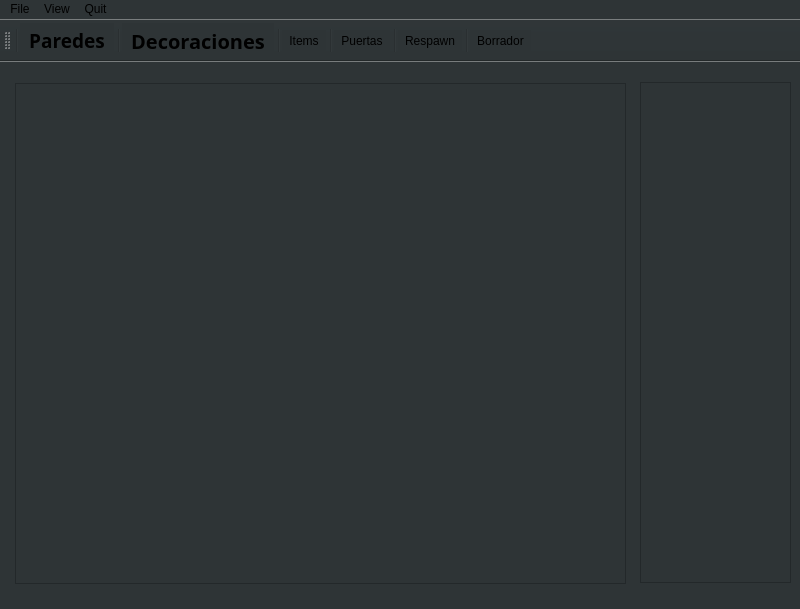
First picture: the form in qt/editor/editor.ui, repository joaquinfontela/Wolfenstein-3D, before the edit.
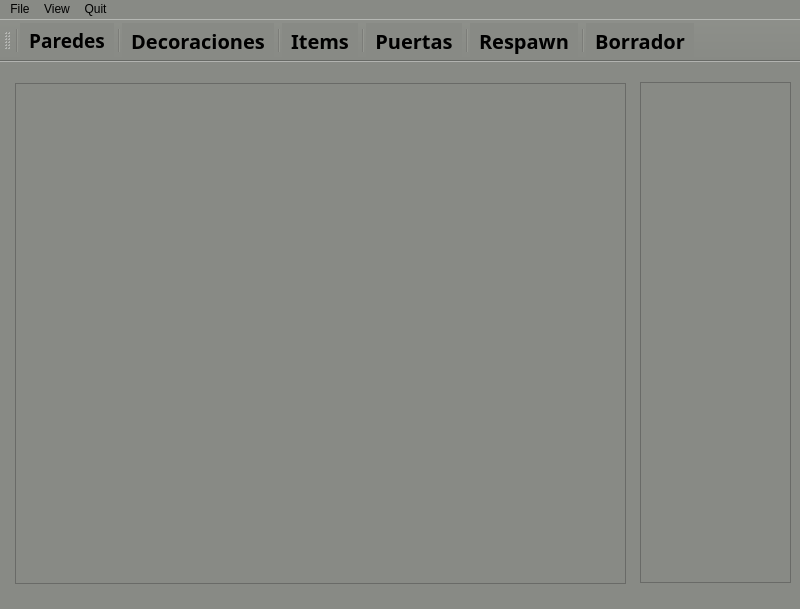
Second picture: the form after the edit. Icons and pictures are not drawn.

The edit to the form file:
```diff
--- a/qt/editor/editor.ui
+++ b/qt/editor/editor.ui
@@ -18,7 +18,7 @@
     <normaloff>logo/wolfestein_logo.png</normaloff>logo/wolfestein_logo.png</iconset>
   </property>
   <property name="styleSheet">
-   <string notr="true">background-color: rgb(46, 52, 54);</string>
+   <string notr="true">background-color: rgb(136, 138, 133);</string>
   </property>
   <widget class="QWidget" name="centralwidget">
    <widget class="QGraphicsView" name="graphics_tiles_container">
@@ -94,9 +94,9 @@
       <colorrole role="Button">
        <brush brushstyle="SolidPattern">
         <color alpha="255">
-         <red>46</red>
-         <green>52</green>
-         <blue>54</blue>
+         <red>136</red>
+         <green>138</green>
+         <blue>133</blue>
         </color>
        </brush>
       </colorrole>
@@ -166,18 +166,18 @@
       <colorrole role="Base">
        <brush brushstyle="SolidPattern">
         <color alpha="255">
-         <red>46</red>
-         <green>52</green>
-         <blue>54</blue>
+         <red>136</red>
+         <green>138</green>
+         <blue>133</blue>
         </color>
        </brush>
       </colorrole>
       <colorrole role="Window">
        <brush brushstyle="SolidPattern">
         <color alpha="255">
-         <red>46</red>
-         <green>52</green>
-         <blue>54</blue>
+         <red>136</red>
+         <green>138</green>
+         <blue>133</blue>
         </color>
        </brush>
       </colorrole>
@@ -240,9 +240,9 @@
       <colorrole role="Button">
        <brush brushstyle="SolidPattern">
         <color alpha="255">
-         <red>46</red>
-         <green>52</green>
-         <blue>54</blue>
+         <red>136</red>
+         <green>138</green>
+         <blue>133</blue>
         </color>
        </brush>
       </colorrole>
@@ -312,18 +312,18 @@
       <colorrole role="Base">
        <brush brushstyle="SolidPattern">
         <color alpha="255">
-         <red>46</red>
-         <green>52</green>
-         <blue>54</blue>
+         <red>136</red>
+         <green>138</green>
+         <blue>133</blue>
         </color>
        </brush>
       </colorrole>
       <colorrole role="Window">
        <brush brushstyle="SolidPattern">
         <color alpha="255">
-         <red>46</red>
-         <green>52</green>
-         <blue>54</blue>
+         <red>136</red>
+         <green>138</green>
+         <blue>133</blue>
         </color>
        </brush>
       </colorrole>
@@ -386,9 +386,9 @@
       <colorrole role="Button">
        <brush brushstyle="SolidPattern">
         <color alpha="255">
-         <red>46</red>
-         <green>52</green>
-         <blue>54</blue>
+         <red>136</red>
+         <green>138</green>
+         <blue>133</blue>
         </color>
        </brush>
       </colorrole>
@@ -458,18 +458,18 @@
       <colorrole role="Base">
        <brush brushstyle="SolidPattern">
         <color alpha="255">
-         <red>46</red>
-         <green>52</green>
-         <blue>54</blue>
+         <red>136</red>
+         <green>138</green>
+         <blue>133</blue>
         </color>
        </brush>
       </colorrole>
       <colorrole role="Window">
        <brush brushstyle="SolidPattern">
         <color alpha="255">
-         <red>46</red>
-         <green>52</green>
-         <blue>54</blue>
+         <red>136</red>
+         <green>138</green>
+         <blue>133</blue>
         </color>
        </brush>
       </colorrole>
@@ -626,11 +626,27 @@
    <property name="text">
     <string>Items</string>
    </property>
+   <property name="font">
+    <font>
+     <family>Ubuntu Condensed</family>
+     <pointsize>15</pointsize>
+     <weight>75</weight>
+     <bold>true</bold>
+    </font>
+   </property>
   </action>
   <action name="actionPuertas">
    <property name="text">
     <string>Puertas</string>
    </property>
+   <property name="font">
+    <font>
+     <family>Ubuntu Condensed</family>
+     <pointsize>15</pointsize>
+     <weight>75</weight>
+     <bold>true</bold>
+    </font>
+   </property>
   </action>
   <action name="actionZoom_in">
    <property name="icon">
@@ -654,11 +670,27 @@
    <property name="text">
     <string>Borrador</string>
    </property>
+   <property name="font">
+    <font>
+     <family>Ubuntu Condensed</family>
+     <pointsize>15</pointsize>
+     <weight>75</weight>
+     <bold>true</bold>
+    </font>
+   </property>
   </action>
   <action name="actionRespawn">
    <property name="text">
     <string>Respawn</string>
    </property>
+   <property name="font">
+    <font>
+     <family>Ubuntu Condensed</family>
+     <pointsize>15</pointsize>
+     <weight>75</weight>
+     <bold>true</bold>
+    </font>
+   </property>
   </action>
  </widget>
  <resources/>
```
